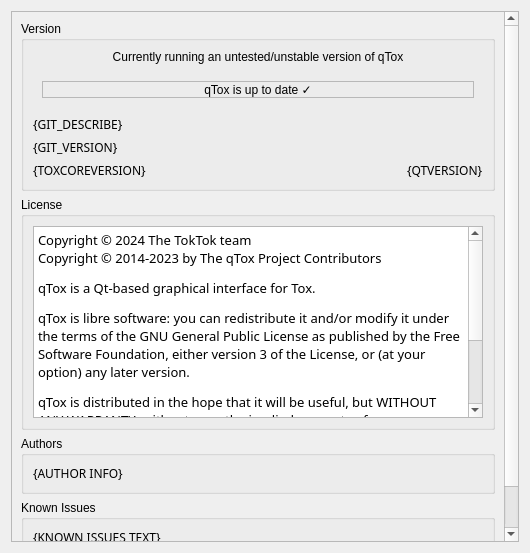
Qt form src/widget/form/settings/aboutsettings.ui (weblate/qTox_enhanced-1) before a commit.
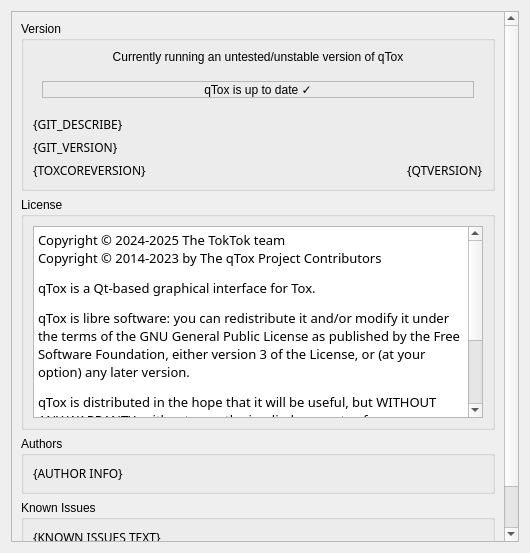
The same form after that commit. Custom widgets are drawn as their Qt base class.

```diff
--- a/src/widget/form/settings/aboutsettings.ui
+++ b/src/widget/form/settings/aboutsettings.ui
@@ -300,7 +300,7 @@
 li.unchecked::marker { content: &quot;\2610&quot;; }
 li.checked::marker { content: &quot;\2612&quot;; }
 &lt;/style&gt;&lt;/head&gt;&lt;body style=&quot; font-family:'Noto Sans'; font-size:11pt; font-weight:400; font-style:normal;&quot;&gt;
-&lt;p style=&quot; margin-top:0px; margin-bottom:0px; margin-left:0px; margin-right:0px; -qt-block-indent:0; text-indent:0px;&quot;&gt;&lt;span style=&quot; font-family:'Sans Serif'; font-size:10pt;&quot;&gt;Copyright © 2024 The TokTok team&lt;/span&gt;&lt;/p&gt;
+&lt;p style=&quot; margin-top:0px; margin-bottom:0px; margin-left:0px; margin-right:0px; -qt-block-indent:0; text-indent:0px;&quot;&gt;&lt;span style=&quot; font-family:'Sans Serif'; font-size:10pt;&quot;&gt;Copyright © 2024-2025 The TokTok team&lt;/span&gt;&lt;/p&gt;
 &lt;p style=&quot; margin-top:0px; margin-bottom:0px; margin-left:0px; margin-right:0px; -qt-block-indent:0; text-indent:0px;&quot;&gt;&lt;span style=&quot; font-family:'Sans Serif'; font-size:10pt;&quot;&gt;Copyright © 2014-2023 by The qTox Project Contributors&lt;/span&gt;&lt;/p&gt;
 &lt;p style=&quot; margin-top:12px; margin-bottom:12px; margin-left:0px; margin-right:0px; -qt-block-indent:0; text-indent:0px;&quot;&gt;&lt;span style=&quot; font-family:'Ubuntu'; font-size:10pt;&quot;&gt;qTox is a Qt-based graphical interface for Tox.&lt;/span&gt;&lt;/p&gt;
 &lt;p style=&quot; margin-top:12px; margin-bottom:12px; margin-left:0px; margin-right:0px; -qt-block-indent:0; text-indent:0px;&quot;&gt;&lt;span style=&quot; font-family:'Sans Serif'; font-size:10pt;&quot;&gt;qTox is libre software: you can redistribute it and/or modify it under the terms of the GNU General Public License as published by the Free Software Foundation, either version 3 of the License, or (at your option) any later version.&lt;/span&gt;&lt;/p&gt;
```
